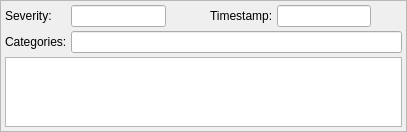
Above: src/blackgui/statusmessageform.ui from swift-project/pilotclient before the change. Below: the same form after it.
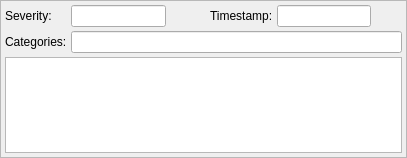
That is the form after the change. Icons and pictures are not drawn.

Commit message: refs #568, improved display for status message categories

What changed in the file:
```diff
--- a/src/blackgui/statusmessageform.ui
+++ b/src/blackgui/statusmessageform.ui
@@ -7,7 +7,7 @@
     <x>0</x>
     <y>0</y>
     <width>407</width>
-    <height>129</height>
+    <height>158</height>
    </rect>
   </property>
   <property name="windowTitle">
```
Left out of the diff: 86 changed lines with no effect on the pictures. The commit also changes 2 other files.
